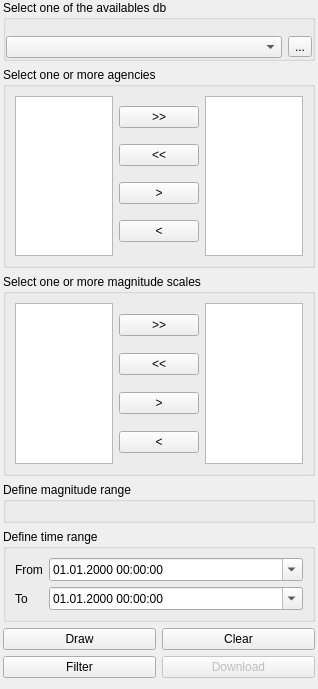
preinh/oq-eqcatalogue-tool, file openquake/qgis/gemcatalogue/ui_dock.ui: the form before one commit.
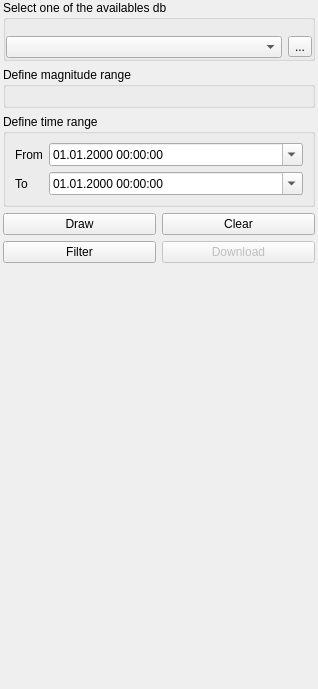
The form after the commit. Icons and pictures are not drawn. Custom widgets are drawn as their Qt base class.

What changed in the file:
```diff
--- a/openquake/qgis/gemcatalogue/ui_dock.ui
+++ b/openquake/qgis/gemcatalogue/ui_dock.ui
@@ -76,146 +76,6 @@
       </layout>
      </widget>
     </item>
-    <item>
-     <widget class="QGroupBox" name="agenciesListSelector">
-      <property name="title">
-       <string>Select one or more agencies</string>
-      </property>
-      <layout class="QHBoxLayout" name="horizontalLayout_2">
-       <item>
-        <widget class="QListWidget" name="unselectedAgenciesList">
-         <property name="alternatingRowColors">
-          <bool>true</bool>
-         </property>
-         <property name="selectionMode">
-          <enum>QAbstractItemView::MultiSelection</enum>
-         </property>
-         <property name="sortingEnabled">
-          <bool>true</bool>
-         </property>
-        </widget>
-       </item>
-       <item>
-        <layout class="QVBoxLayout" name="verticalLayout_6">
-         <property name="leftMargin">
-          <number>0</number>
-         </property>
-         <property name="rightMargin">
-          <number>0</number>
-         </property>
-         <item>
-          <widget class="QPushButton" name="selectAllAgencies">
-           <property name="text">
-            <string>&gt;&gt;</string>
-           </property>
-          </widget>
-         </item>
-         <item>
-          <widget class="QPushButton" name="deselectAllAgencies">
-           <property name="text">
-            <string>&lt;&lt;</string>
-           </property>
-          </widget>
-         </item>
-         <item>
-          <widget class="QPushButton" name="selectAgencies">
-           <property name="text">
-            <string>&gt;</string>
-           </property>
-          </widget>
-         </item>
-         <item>
-          <widget class="QPushButton" name="deselectAgencies">
-           <property name="text">
-            <string>&lt;</string>
-           </property>
-          </widget>
-         </item>
-        </layout>
-       </item>
-       <item>
-        <widget class="QListWidget" name="selectedAgenciesList">
-         <property name="alternatingRowColors">
-          <bool>true</bool>
-         </property>
-         <property name="selectionMode">
-          <enum>QAbstractItemView::MultiSelection</enum>
-         </property>
-         <property name="sortingEnabled">
-          <bool>true</bool>
-         </property>
-        </widget>
-       </item>
-      </layout>
-     </widget>
-    </item>
-    <item>
-     <widget class="QGroupBox" name="magnitudesListSelector">
-      <property name="title">
-       <string>Select one or more magnitude scales</string>
-      </property>
-      <layout class="QHBoxLayout" name="horizontalLayout_5">
-       <item>
-        <widget class="QListWidget" name="unselectedMagnitudesList">
-         <property name="alternatingRowColors">
-          <bool>true</bool>
-         </property>
-         <property name="selectionMode">
-          <enum>QAbstractItemView::MultiSelection</enum>
-         </property>
-         <property name="sortingEnabled">
-          <bool>true</bool>
-         </property>
-        </widget>
-       </item>
-       <item>
-        <layout class="QVBoxLayout" name="verticalLayout_5">
-         <item>
-          <widget class="QPushButton" name="selectAllMagnitudes">
-           <property name="text">
-            <string>&gt;&gt;</string>
-           </property>
-          </widget>
-         </item>
-         <item>
-          <widget class="QPushButton" name="deselectAllMagnitudes">
-           <property name="text">
-            <string>&lt;&lt;</string>
-           </property>
-          </widget>
-         </item>
-         <item>
-          <widget class="QPushButton" name="selectMagnitudes">
-           <property name="text">
-            <string>&gt;</string>
-           </property>
-          </widget>
-         </item>
-         <item>
-          <widget class="QPushButton" name="deselectMagnitudes">
-           <property name="text">
-            <string>&lt;</string>
-           </property>
-          </widget>
-         </item>
-        </layout>
-       </item>
-       <item>
-        <widget class="QListWidget" name="selectedMagnitudesList">
-         <property name="alternatingRowColors">
-          <bool>true</bool>
-         </property>
-         <property name="selectionMode">
-          <enum>QAbstractItemView::MultiSelection</enum>
-         </property>
-         <property name="sortingEnabled">
-          <bool>true</bool>
-         </property>
-        </widget>
-       </item>
-      </layout>
-     </widget>
-    </item>
     <item>
      <widget class="QGroupBox" name="magnitudeGrb">
       <property name="title">
```
